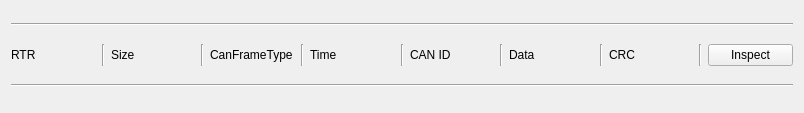
Old version of the form cansharkgui/RecordDisplayItem.ui in the repository DieselDemi/CAN-Shark.
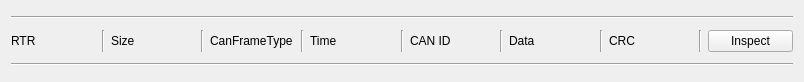
New version of the form.

Patch:
```diff
--- a/cansharkgui/RecordDisplayItem.ui
+++ b/cansharkgui/RecordDisplayItem.ui
@@ -7,7 +7,7 @@
     <x>0</x>
     <y>0</y>
     <width>804</width>
-    <height>113</height>
+    <height>82</height>
    </rect>
   </property>
   <property name="windowTitle">
```
